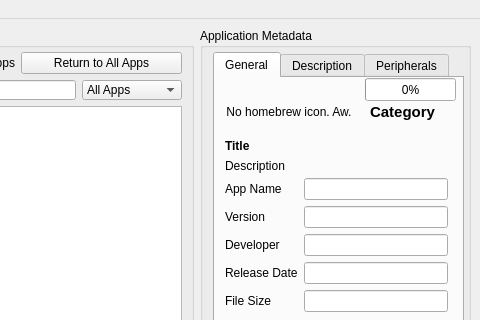
First picture: the form in gui/united.ui, repository dhtdht020/osc-dl, before the edit; both pictures show x 420 to 900 and y 0 to 320 of the 900 by 460 pixel window.
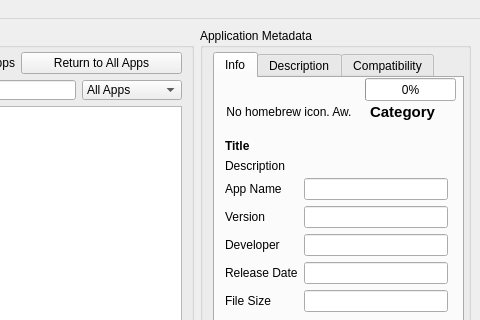
Second picture: the form after the edit.

What changed in the file:
```diff
--- a/gui/united.ui
+++ b/gui/united.ui
@@ -393,7 +393,7 @@
             <string>tabcontent</string>
            </property>
            <attribute name="title">
-            <string>General</string>
+            <string>Info</string>
            </attribute>
            <widget class="QLabel" name="label_description">
             <property name="geometry">
@@ -678,7 +678,7 @@
             <string>tabcontent</string>
            </property>
            <attribute name="title">
-            <string>Peripherals</string>
+            <string>Compatibility</string>
            </attribute>
            <widget class="QListWidget" name="SupportedControllersListWidget">
             <property name="geometry">
```
Left out of the diff: 3 changed lines with no effect on the pictures.
